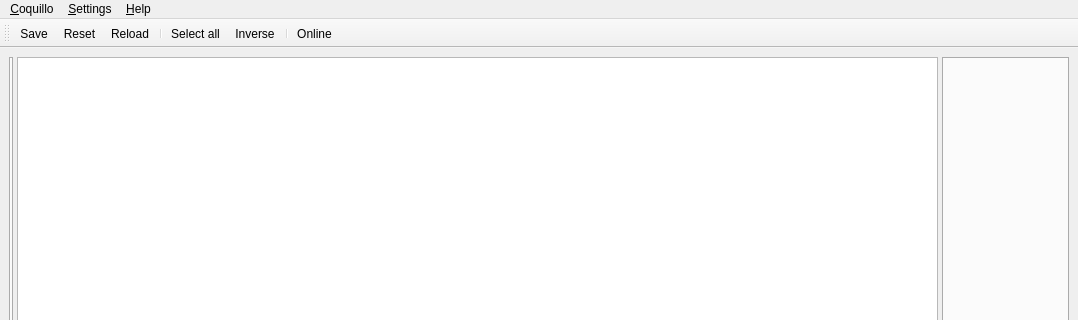
Above: ui/mainwindow.ui from sjuvonen/coquillo before the change; both pictures show x 0 to 1078 and y 0 to 320 of the 1078 by 704 pixel window. Below: the same form after it.
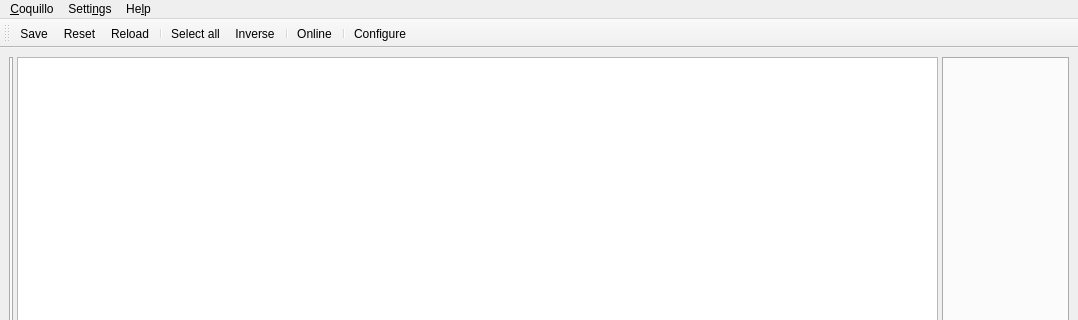
That is the form after the change. Icons and pictures are not drawn.

Commit message: Basic settings dialog

```diff
--- a/ui/mainwindow.ui
+++ b/ui/mainwindow.ui
@@ -105,14 +105,14 @@
    </widget>
    <widget class="QMenu" name="menu_Settings">
     <property name="title">
-     <string>&amp;Settings</string>
+     <string>Setti&amp;ngs</string>
     </property>
     <addaction name="action_Menubar"/>
     <addaction name="actionStatusbar"/>
    </widget>
    <widget class="QMenu" name="menu_Help">
     <property name="title">
-     <string>&amp;Help</string>
+     <string>He&amp;lp</string>
     </property>
     <addaction name="action_About_Coquillo"/>
    </widget>
@@ -139,6 +139,8 @@
    <addaction name="actionInvert"/>
    <addaction name="separator"/>
    <addaction name="actionSearch"/>
+   <addaction name="separator"/>
+   <addaction name="actionConfigure"/>
   </widget>
   <action name="action_About_Coquillo">
    <property name="text">
@@ -279,6 +281,20 @@
     <string>Search tags online</string>
    </property>
   </action>
+  <action name="actionConfigure">
+   <property name="icon">
+    <iconset theme="preferences-desktop"/>
+   </property>
+   <property name="text">
+    <string>Configure...</string>
+   </property>
+   <property name="toolTip">
+    <string>Open settings dialog</string>
+   </property>
+   <property name="shortcut">
+    <string>Ctrl+P</string>
+   </property>
+  </action>
  </widget>
  <tabstops>
   <tabstop>tools</tabstop>
```
Left out of the diff: 25 changed lines with no effect on the pictures. The commit also changes 10 other files.
